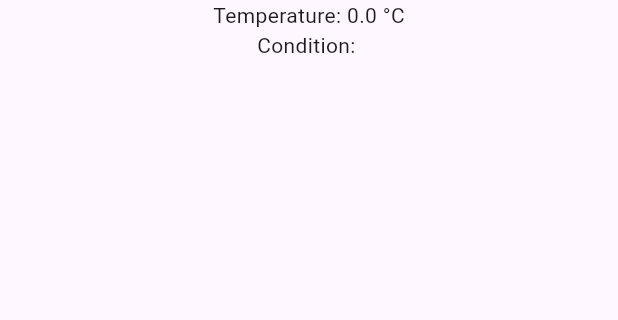
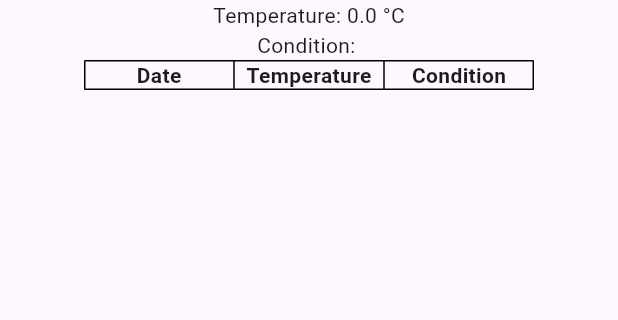
Before and after one commit to AndresZ1129/weather_info_app, a Flutter app: the screen it shows after launch, on a phone screen of 412 x 824 dp, the part 366-686 px from its top. Run offline on Flutter 3.47's test engine with Material 3 defaults, Android fonts, the phone set to English and light mode, and no system bars.

Commit message:
Displayed 7-day forecast in table format

```diff
--- a/lib/main.dart
+++ b/lib/main.dart
@@ -16,6 +16,13 @@ class MyApp extends StatelessWidget {
   }
 }
 
+class WeatherForecast {
+  String date;
+  String condition;
+  double temperature;
+  WeatherForecast(this.date, this.condition, this.temperature);
+}
+
 class WeatherApp extends StatefulWidget {
   @override
   _WeatherAppState createState() => _WeatherAppState();
@@ -25,6 +32,7 @@ class _WeatherAppState extends State<WeatherApp> {
   String cityName = '';
   String weatherCondition = '';
   double temperature = 0.0;
+  List<WeatherForecast> forecast = [];
 
   void fetchWeather() {
     Random random = Random();
@@ -32,6 +40,18 @@ class _WeatherAppState extends State<WeatherApp> {
       temperature = 15 + random.nextDouble()*16; // Random temp between 15°C and 30°C
       List<String> conditions = ['Sunny', 'Cloudy', 'Rainy'];
       weatherCondition = conditions[random.nextInt(conditions.length)];
+    });
+  }
+
+  void fetch7DayWeather() {
+    setState(() {
+      forecast = List.generate(7, (index) {
+        Random random = Random();
+        double temp = 15 + random.nextDouble()*16;
+        String cond = ['Sunny', 'Cloudy', 'Rainy'][random.nextInt(3)];
+        String date = DateTime.now().add(Duration(days: index)).toString().split(' ')[0];
+        return WeatherForecast(date, cond, temp);
+      });
     });
   }
 
@@ -56,12 +76,41 @@ class _WeatherAppState extends State<WeatherApp> {
               child: const Text('Fetch Weather'),
             ),
             ElevatedButton(
-              onPressed: () {}, // This will be implemented in the next step
+              onPressed: fetch7DayWeather,
               child: const Text('Fetch 7-Day Forecast'),
             ),
             Text('Weather Info for $cityName'),
             Text('Temperature: $temperature °C'),
             Text('Condition: $weatherCondition'),
+            Expanded(
+              child: SingleChildScrollView(
+                scrollDirection: Axis.horizontal,
+                child: Table(
+                  border: TableBorder.all(),
+                  columnWidths: const <int, TableColumnWidth>{
+                    0: FixedColumnWidth(100.0),
+                    1: FixedColumnWidth(100.0),
+                    2: FixedColumnWidth(100.0),
+                  },
+                  children: [
+                    TableRow(
+                      children: [
+                        TableCell(child: Center(child: Text('Date', style: TextStyle(fontWeight: FontWeight.bold)))),
+                        TableCell(child: Center(child: Text('Temperature', style: TextStyle(fontWeight: FontWeight.bold)))),
+                        TableCell(child: Center(child: Text('Condition', style: TextStyle(fontWeight: FontWeight.bold)))),
+                      ],
+                    ),
+                    ...forecast.map((forecast) => TableRow(
+                      children: [
+                        TableCell(child: Center(child: Text(forecast.date))),
+                        TableCell(child: Center(child: Text('${forecast.temperature}°C'))),
+                        TableCell(child: Center(child: Text(forecast.condition))),
+                      ],
+                    )).toList(),
+                  ],
+                ),
+              ),
+            ),
           ],
         ),
       ),
```
